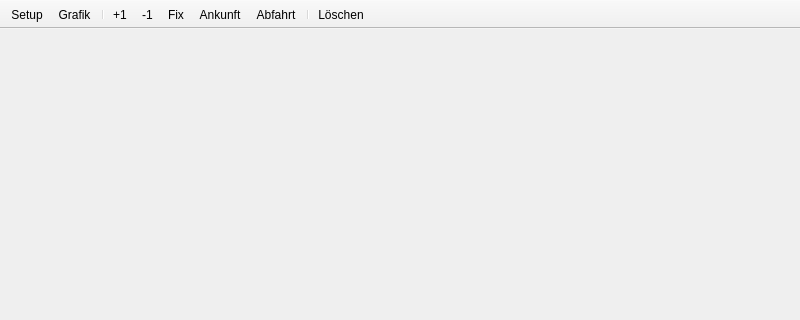
Qt form qt/bildfahrplan.ui (topological-state/stskit) before a commit; both pictures show x 0 to 800 and y 0 to 320 of the 800 by 600 pixel window.
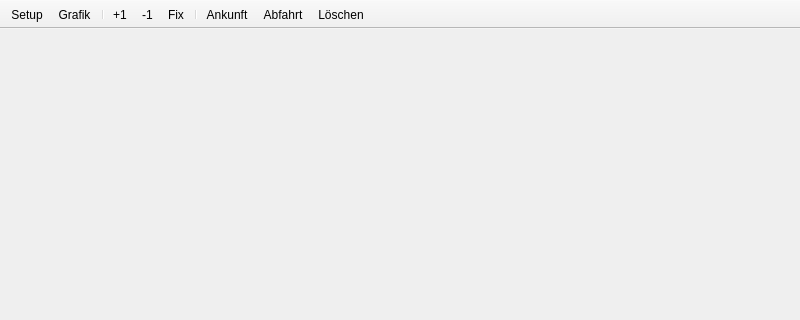
The same form after that commit. Icons and pictures are not drawn.

Patch:
```diff
--- a/qt/bildfahrplan.ui
+++ b/qt/bildfahrplan.ui
@@ -211,9 +211,9 @@
    <addaction name="actionPlusEins"/>
    <addaction name="actionMinusEins"/>
    <addaction name="actionFix"/>
+   <addaction name="separator"/>
    <addaction name="actionAnkunftAbwarten"/>
    <addaction name="actionAbfahrtAbwarten"/>
-   <addaction name="separator"/>
    <addaction name="actionLoeschen"/>
   </widget>
   <action name="actionSetup">
```
Left out of the diff: 6 changed lines with no effect on the pictures.
